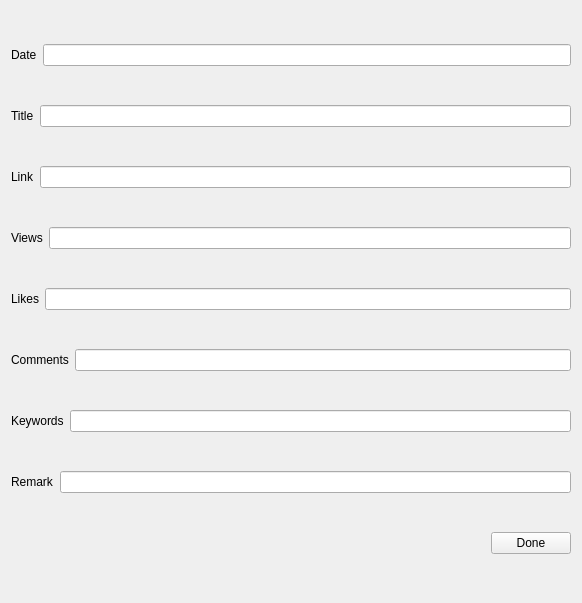
This is src/sever/newarticle.ui in elvisxiaozhi/Auto-Fetch-News-System as Qt 5 draws it before an edit. The edited form follows.
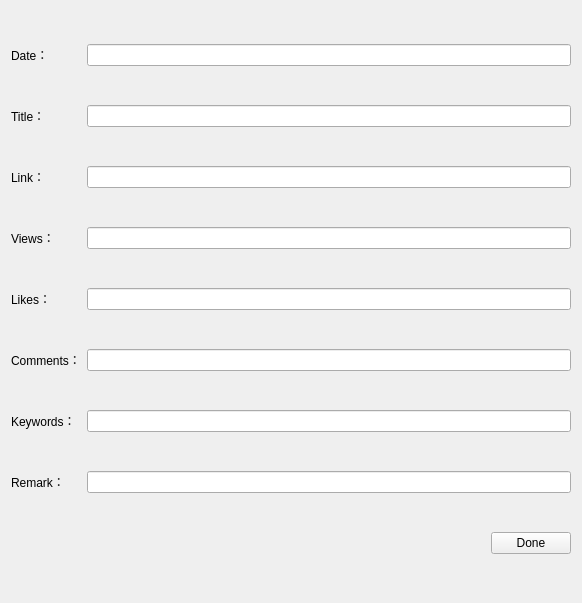
This is the edited form.

Commit message: modify add data widget ui

```diff
--- a/src/sever/newarticle.ui
+++ b/src/sever/newarticle.ui
@@ -18,8 +18,14 @@
     <layout class="QHBoxLayout" name="horizontalLayout">
      <item>
       <widget class="QLabel" name="label">
+       <property name="minimumSize">
+        <size>
+         <width>70</width>
+         <height>0</height>
+        </size>
+       </property>
        <property name="text">
-        <string>Date</string>
+        <string>Date：</string>
        </property>
       </widget>
      </item>
@@ -32,8 +38,14 @@
     <layout class="QHBoxLayout" name="horizontalLayout_2">
      <item>
       <widget class="QLabel" name="label_2">
+       <property name="minimumSize">
+        <size>
+         <width>70</width>
+         <height>0</height>
+        </size>
+       </property>
        <property name="text">
-        <string>Title</string>
+        <string>Title：</string>
        </property>
       </widget>
      </item>
@@ -46,8 +58,14 @@
     <layout class="QHBoxLayout" name="horizontalLayout_3">
      <item>
       <widget class="QLabel" name="label_3">
+       <property name="minimumSize">
+        <size>
+         <width>70</width>
+         <height>0</height>
+        </size>
+       </property>
        <property name="text">
-        <string>Link</string>
+        <string>Link：</string>
        </property>
       </widget>
      </item>
@@ -60,8 +78,14 @@
     <layout class="QHBoxLayout" name="horizontalLayout_4">
      <item>
       <widget class="QLabel" name="label_4">
+       <property name="minimumSize">
+        <size>
+         <width>70</width>
+         <height>0</height>
+        </size>
+       </property>
        <property name="text">
-        <string>Views</string>
+        <string>Views：</string>
        </property>
       </widget>
      </item>
@@ -74,8 +98,14 @@
     <layout class="QHBoxLayout" name="horizontalLayout_5">
      <item>
       <widget class="QLabel" name="label_5">
+       <property name="minimumSize">
+        <size>
+         <width>70</width>
+         <height>0</height>
+        </size>
+       </property>
        <property name="text">
-        <string>Likes</string>
+        <string>Likes：</string>
        </property>
       </widget>
      </item>
@@ -88,8 +118,14 @@
     <layout class="QHBoxLayout" name="horizontalLayout_6">
      <item>
       <widget class="QLabel" name="label_6">
+       <property name="minimumSize">
+        <size>
+         <width>70</width>
+         <height>0</height>
+        </size>
+       </property>
        <property name="text">
-        <string>Comments</string>
+        <string>Comments：</string>
        </property>
       </widget>
      </item>
@@ -102,8 +138,14 @@
     <layout class="QHBoxLayout" name="horizontalLayout_7">
      <item>
       <widget class="QLabel" name="label_7">
+       <property name="minimumSize">
+        <size>
+         <width>70</width>
+         <height>0</height>
+        </size>
+       </property>
        <property name="text">
-        <string>Keywords</string>
+        <string>Keywords：</string>
        </property>
       </widget>
      </item>
@@ -116,8 +158,14 @@
     <layout class="QHBoxLayout" name="horizontalLayout_8">
      <item>
       <widget class="QLabel" name="label_8">
+       <property name="minimumSize">
+        <size>
+         <width>70</width>
+         <height>0</height>
+        </size>
+       </property>
        <property name="text">
-        <string>Remark</string>
+        <string>Remark：</string>
        </property>
       </widget>
      </item>
```
The commit also changes 1 other file.
